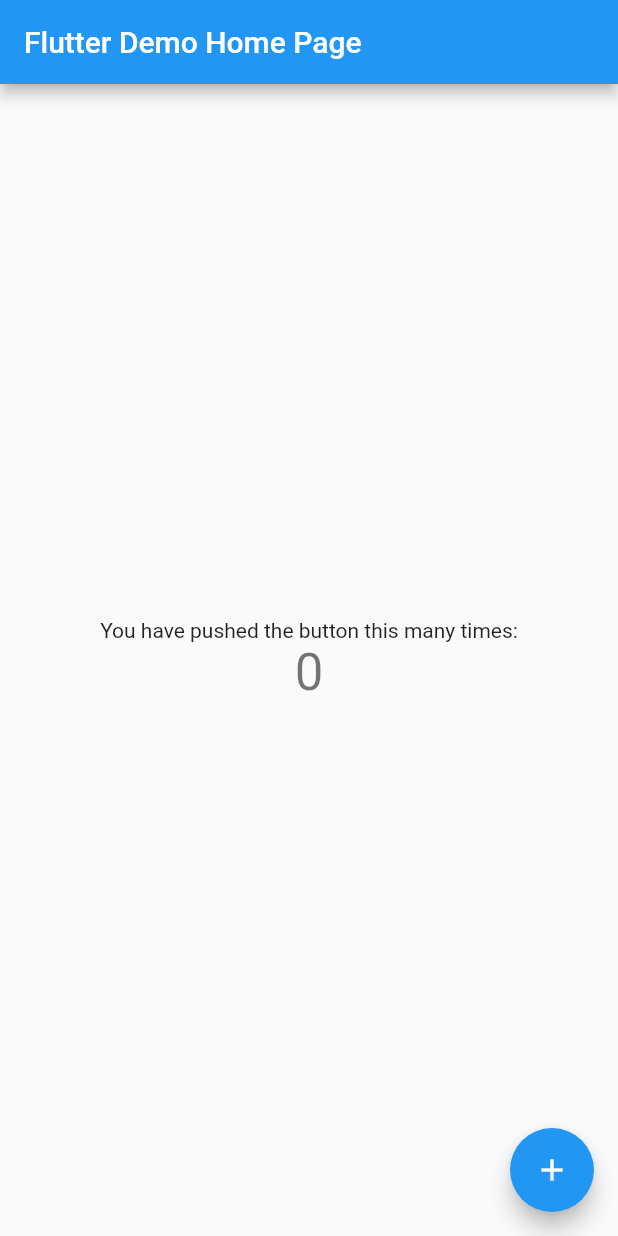
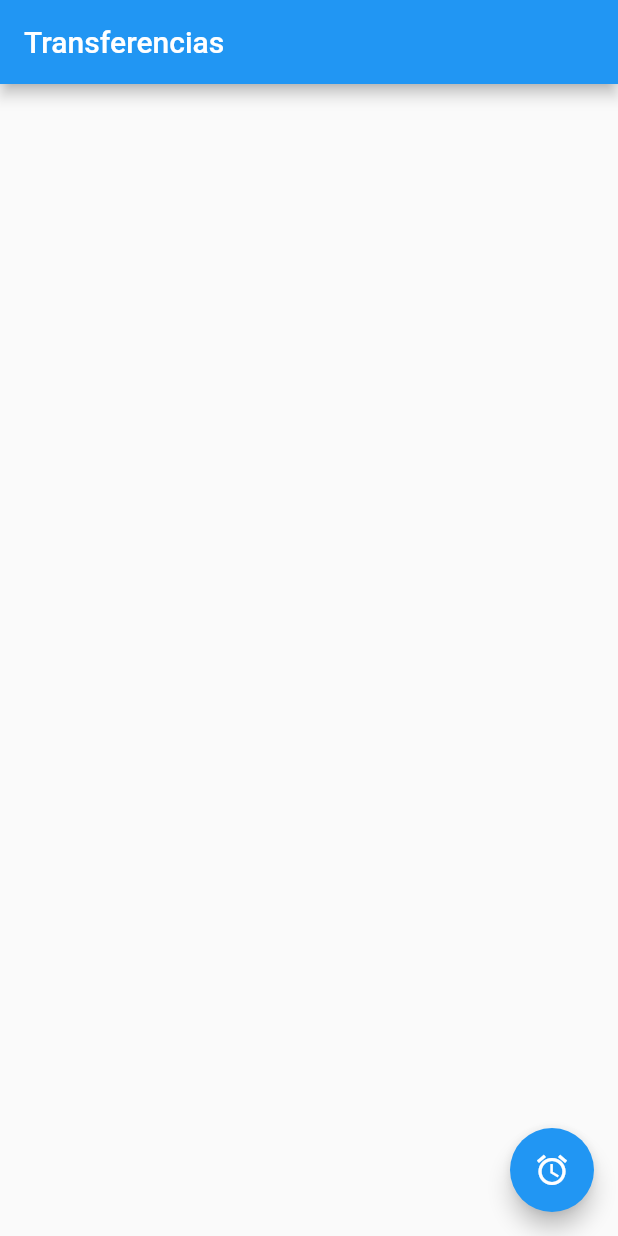
Before and after one commit to thiagoaires/flutter, a Flutter app: the screen it shows after launch, on a phone screen of 412 x 824 dp. Run offline on Flutter 3.47's test engine with Material 2 defaults, Android fonts, the phone set to English and light mode, and no system bars.

Commit message:
inicio flutter

```diff
--- a/bytebank/flutter_app/lib/main.dart
+++ b/bytebank/flutter_app/lib/main.dart
@@ -1,111 +1,13 @@
 import 'package:flutter/material.dart';
 
-void main() => runApp(MyApp());
-
-class MyApp extends StatelessWidget {
-  // This widget is the root of your application.
-  @override
-  Widget build(BuildContext context) {
-    return MaterialApp(
-      title: 'Flutter Demo',
-      theme: ThemeData(
-        // This is the theme of your application.
-        //
-        // Try running your application with "flutter run". You'll see the
-        // application has a blue toolbar. Then, without quitting the app, try
-        // changing the primarySwatch below to Colors.green and then invoke
-        // "hot reload" (press "r" in the console where you ran "flutter run",
-        // or simply save your changes to "hot reload" in a Flutter IDE).
-        // Notice that the counter didn't reset back to zero; the application
-        // is not restarted.
-        primarySwatch: Colors.blue,
-      ),
-      home: MyHomePage(title: 'Flutter Demo Home Page'),
+void main() => runApp(
+      MaterialApp(
+          home: Scaffold(
+        appBar: AppBar(
+          title: Text("Transferencias"),
+        ),
+            floatingActionButton: FloatingActionButton(
+              child: Icon(Icons.access_alarm),
+            ),
+      )),
     );
-  }
-}
-
-class MyHomePage extends StatefulWidget {
-  MyHomePage({Key key, this.title}) : super(key: key);
-
-  // This widget is the home page of your application. It is stateful, meaning
-  // that it has a State object (defined below) that contains fields that affect
-  // how it looks.
-
-  // This class is the configuration for the state. It holds the values (in this
-  // case the title) provided by the parent (in this case the App widget) and
-  // used by the build method of the State. Fields in a Widget subclass are
-  // always marked "final".
-
-  final String title;
-
-  @override
-  _MyHomePageState createState() => _MyHomePageState();
-}
-
-class _MyHomePageState extends State<MyHomePage> {
-  int _counter = 0;
-
-  void _incrementCounter() {
-    setState(() {
-      // This call to setState tells the Flutter framework that something has
-      // changed in this State, which causes it to rerun the build method below
-      // so that the display can reflect the updated values. If we changed
-      // _counter without calling setState(), then the build method would not be
-      // called again, and so nothing would appear to happen.
-      _counter++;
-    });
-  }
-
-  @override
-  Widget build(BuildContext context) {
-    // This method is rerun every time setState is called, for instance as done
-    // by the _incrementCounter method above.
-    //
-    // The Flutter framework has been optimized to make rerunning build methods
-    // fast, so that you can just rebuild anything that needs updating rather
-    // than having to individually change instances of widgets.
-    return Scaffold(
-      appBar: AppBar(
-        // Here we take the value from the MyHomePage object that was created by
-        // the App.build method, and use it to set our appbar title.
-        title: Text(widget.title),
-      ),
-      body: Center(
-        // Center is a layout widget. It takes a single child and positions it
-        // in the middle of the parent.
-        child: Column(
-          // Column is also a layout widget. It takes a list of children and
-          // arranges them vertically. By default, it sizes itself to fit its
-          // children horizontally, and tries to be as tall as its parent.
-          //
-          // Invoke "debug painting" (press "p" in the console, choose the
-          // "Toggle Debug Paint" action from the Flutter Inspector in Android
-          // Studio, or the "Toggle Debug Paint" command in Visual Studio Code)
-          // to see the wireframe for each widget.
-          //
-          // Column has various properties to control how it sizes itself and
-          // how it positions its children. Here we use mainAxisAlignment to
-          // center the children vertically; the main axis here is the vertical
-          // axis because Columns are vertical (the cross axis would be
-          // horizontal).
-          mainAxisAlignment: MainAxisAlignment.center,
-          children: <Widget>[
-            Text(
-              'You have pushed the button this many times:',
-            ),
-            Text(
-              '$_counter',
-              style: Theme.of(context).textTheme.display1,
-            ),
-          ],
-        ),
-      ),
-      floatingActionButton: FloatingActionButton(
-        onPressed: _incrementCounter,
-        tooltip: 'Increment',
-        child: Icon(Icons.add),
-      ), // This trailing comma makes auto-formatting nicer for build methods.
-    );
-  }
-}
```
